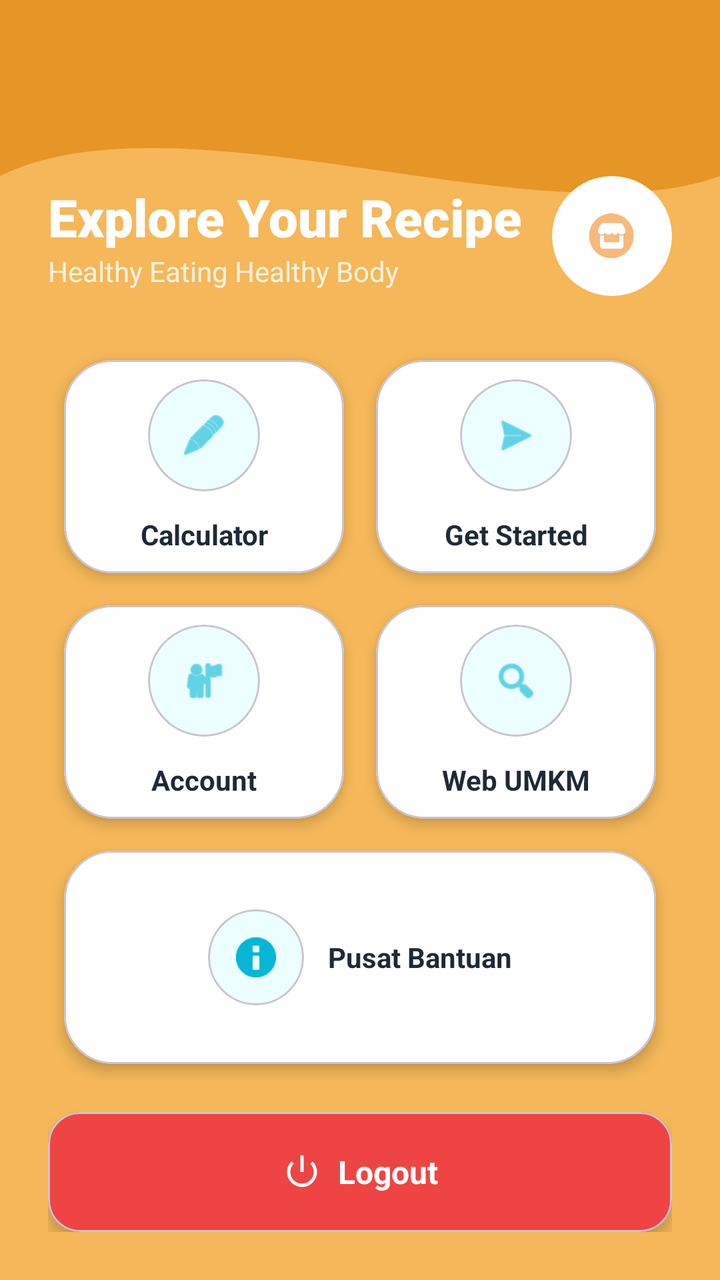
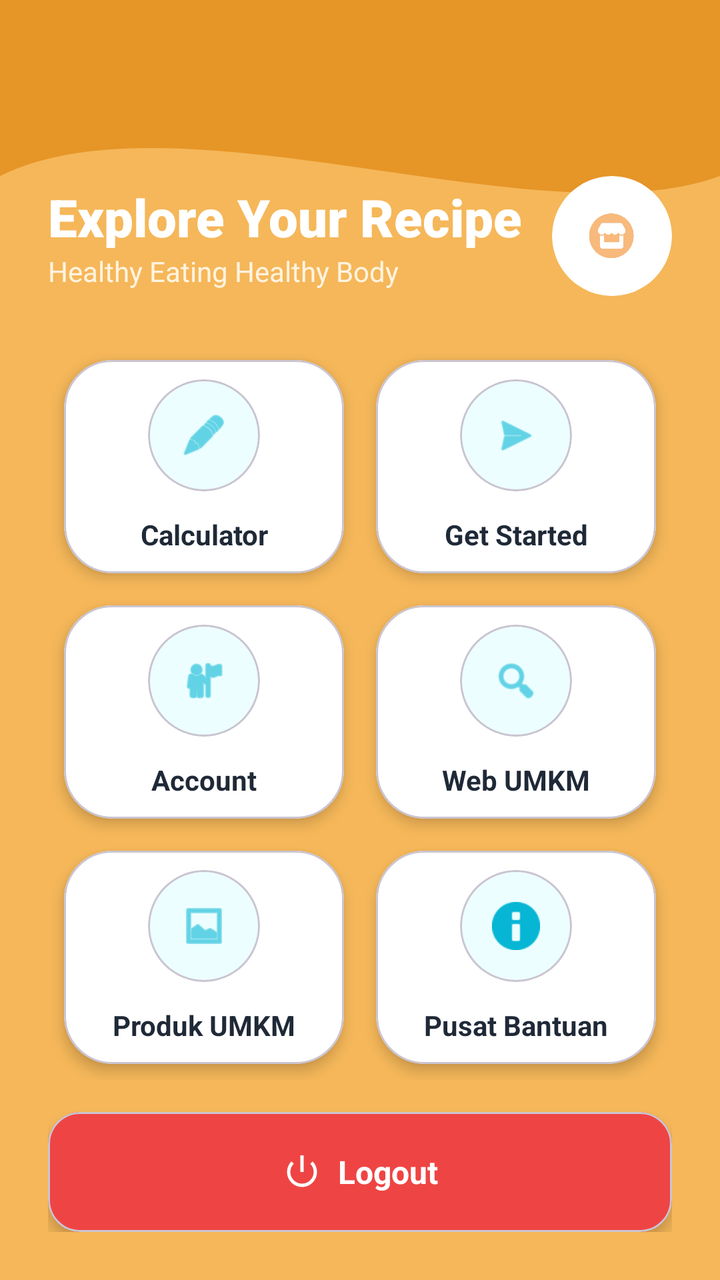

Two renders of the same Android screen: before a commit and after it. Below are the layout's source before the change and the commit's diff.
<!-- AndroidManifest.xml: application theme Theme.Rafifatom -->
<!-- res/layout/fragment_home.xml -->
<?xml version="1.0" encoding="utf-8"?>
<androidx.constraintlayout.widget.ConstraintLayout xmlns:android="http://schemas.android.com/apk/res/android"
    xmlns:app="http://schemas.android.com/apk/res-auto"
    android:layout_width="match_parent"
    android:layout_height="match_parent"
    android:background="#F5B759"> 

    
    <View
        android:id="@+id/background_header"
        android:layout_width="0dp"
        android:layout_height="220dp"
        android:background="@drawable/bg_header_wave"
        app:layout_constraintEnd_toEndOf="parent"
        app:layout_constraintStart_toStartOf="parent"
        app:layout_constraintTop_toTopOf="parent" />

    
    <androidx.appcompat.widget.Toolbar
        android:id="@+id/toolbar"
        android:layout_width="match_parent"
        android:layout_height="?attr/actionBarSize"
        android:background="@android:color/transparent"
        app:layout_constraintTop_toTopOf="parent"
        app:titleTextColor="@android:color/white" />

    
    
    <LinearLayout
        android:layout_width="match_parent"
        android:layout_height="0dp"
        android:orientation="vertical"
        android:padding="24dp"
        app:layout_constraintBottom_toBottomOf="parent"
        app:layout_constraintTop_toBottomOf="@+id/toolbar">

        
        <LinearLayout
            android:id="@+id/header"
            android:layout_width="match_parent"
            android:layout_height="wrap_content"
            android:orientation="horizontal"
            android:gravity="center_vertical"
            android:layout_marginBottom="24dp">

            <LinearLayout
                android:layout_width="0dp"
                android:layout_height="wrap_content"
                android:layout_weight="1"
                android:orientation="vertical">

                <TextView
                    android:layout_width="wrap_content"
                    android:layout_height="wrap_content"
                    android:text="Explore Your Recipe"
                    android:textColor="@color/white"
                    android:textSize="26sp"
                    android:textStyle="bold"
                    android:fontFamily="sans-serif-black" />

                <TextView
                    android:layout_width="wrap_content"
                    android:layout_height="wrap_content"
                    android:text="Healthy Eating Healthy Body"
                    android:textColor="#FFF3E0"
                    android:textSize="14sp" />
            </LinearLayout>

            <com.google.android.material.card.MaterialCardView
                android:layout_width="60dp"
                android:layout_height="60dp"
                app:cardCornerRadius="30dp"
                app:cardElevation="0dp"
                app:strokeWidth="2dp"
                app:strokeColor="#4DFFFFFF"
                app:cardBackgroundColor="#FFFFFF">
                <ImageView
                    android:layout_width="match_parent"
                    android:layout_height="match_parent"
                    android:src="@drawable/umkm"
                    android:padding="10dp"
                    android:scaleType="centerInside"/>
            </com.google.android.material.card.MaterialCardView>
        </LinearLayout>

        
        <GridLayout
            android:layout_width="match_parent"
            android:layout_height="0dp"
            android:layout_weight="1"
            android:columnCount="2"
            android:rowCount="3">

            
            <com.google.android.material.card.MaterialCardView
                android:id="@+id/btnMenuKalkulator"
                android:layout_width="0dp"
                android:layout_height="0dp"
                android:layout_columnWeight="1"
                android:layout_rowWeight="1"
                android:layout_margin="8dp"
                app:cardCornerRadius="24dp"
                app:cardElevation="4dp"
                app:cardBackgroundColor="#FFFFFF">

                <LinearLayout
                    android:layout_width="match_parent"
                    android:layout_height="match_parent"
                    android:gravity="center"
                    android:orientation="vertical">

                    <com.google.android.material.card.MaterialCardView
                        android:layout_width="56dp"
                        android:layout_height="56dp"
                        app:cardCornerRadius="28dp"
                        app:cardElevation="0dp"
                        app:cardBackgroundColor="#ECFEFF">
                        <ImageView
                            android:layout_width="24dp"
                            android:layout_height="24dp"
                            android:layout_gravity="center"
                            android:src="@android:drawable/ic_menu_edit"
                            app:tint="#06B6D4" />
                    </com.google.android.material.card.MaterialCardView>

                    <TextView
                        android:layout_width="match_parent"
                        android:layout_height="wrap_content"
                        android:text="Calculator"
                        android:layout_marginTop="12dp"
                        android:gravity="center"
                        android:textStyle="bold"
                        android:textSize="14sp"
                        android:textColor="#1F2937" />
                </LinearLayout>
            </com.google.android.material.card.MaterialCardView>

            
            <com.google.android.material.card.MaterialCardView
                android:id="@+id/btnMenuCustom1"
                android:layout_width="0dp"
                android:layout_height="0dp"
                android:layout_columnWeight="1"
                android:layout_rowWeight="1"
                android:layout_margin="8dp"
                app:cardCornerRadius="24dp"
                app:cardElevation="4dp"
                app:cardBackgroundColor="#FFFFFF">

                <LinearLayout
                    android:layout_width="match_parent"
                    android:layout_height="match_parent"
                    android:gravity="center"
                    android:orientation="vertical">

                    <com.google.android.material.card.MaterialCardView
                        android:layout_width="56dp"
                        android:layout_height="56dp"
                        app:cardCornerRadius="28dp"
                        app:cardElevation="0dp"
                        app:cardBackgroundColor="#ECFEFF">
                        <ImageView
                            android:layout_width="24dp"
                            android:layout_height="24dp"
                            android:layout_gravity="center"
                            android:src="@android:drawable/ic_menu_send"
                            app:tint="#06B6D4" />
                    </com.google.android.material.card.MaterialCardView>

                    <TextView
                        android:layout_width="match_parent"
                        android:layout_height="wrap_content"
                        android:text="Get Started"
                        android:layout_marginTop="12dp"
                        android:gravity="center"
                        android:textStyle="bold"
                        android:textSize="14sp"
                        android:textColor="#1F2937" />
                </LinearLayout>
            </com.google.android.material.card.MaterialCardView>

            
            <com.google.android.material.card.MaterialCardView
                android:id="@+id/btnMenuCustom2"
                android:layout_width="0dp"
                android:layout_height="0dp"
                android:layout_columnWeight="1"
                android:layout_rowWeight="1"
                android:layout_margin="8dp"
                app:cardCornerRadius="24dp"
                app:cardElevation="4dp"
                app:cardBackgroundColor="#FFFFFF">

                <LinearLayout
                    android:layout_width="match_parent"
                    android:layout_height="match_parent"
                    android:gravity="center"
                    android:orientation="vertical">

                    <com.google.android.material.card.MaterialCardView
                        android:layout_width="56dp"
                        android:layout_height="56dp"
                        app:cardCornerRadius="28dp"
                        app:cardElevation="0dp"
                        app:cardBackgroundColor="#ECFEFF">
                        <ImageView
                            android:layout_width="24dp"
                            android:layout_height="24dp"
                            android:layout_gravity="center"
                            android:src="@android:drawable/ic_menu_myplaces"
                            app:tint="#06B6D4" />
                    </com.google.android.material.card.MaterialCardView>

                    <TextView
                        android:layout_width="match_parent"
                        android:layout_height="wrap_content"
                        android:text="Account"
                        android:layout_marginTop="12dp"
                        android:gravity="center"
                        android:textStyle="bold"
                        android:textSize="14sp"
                        android:textColor="#1F2937" />
                </LinearLayout>
            </com.google.android.material.card.MaterialCardView>

            
            <com.google.android.material.card.MaterialCardView
                android:id="@+id/btnMenuBinaDesa"
                android:layout_width="0dp"
                android:layout_height="0dp"
                android:layout_columnWeight="1"
                android:layout_rowWeight="1"
                android:layout_margin="8dp"
                app:cardCornerRadius="24dp"
                app:cardElevation="4dp"
                app:cardBackgroundColor="#FFFFFF">

                <LinearLayout
                    android:layout_width="match_parent"
                    android:layout_height="match_parent"
                    android:gravity="center"
                    android:orientation="vertical">

                    <com.google.android.material.card.MaterialCardView
                        android:layout_width="56dp"
                        android:layout_height="56dp"
                        app:cardCornerRadius="28dp"
                        app:cardElevation="0dp"
                        app:cardBackgroundColor="#ECFEFF">
                        <ImageView
                            android:layout_width="24dp"
                            android:layout_height="24dp"
                            android:layout_gravity="center"
                            android:src="@android:drawable/ic_menu_search"
                            app:tint="#06B6D4" />
                    </com.google.android.material.card.MaterialCardView>

                    <TextView
                        android:layout_width="match_parent"
                        android:layout_height="wrap_content"
                        android:text="Web UMKM"
                        android:layout_marginTop="12dp"
                        android:gravity="center"
                        android:textStyle="bold"
                        android:textSize="14sp"
                        android:textColor="#1F2937" />
                </LinearLayout>
            </com.google.android.material.card.MaterialCardView>

            
            <com.google.android.material.card.MaterialCardView
                android:id="@+id/btnMenuBantuan"
                android:layout_width="0dp"
                android:layout_height="0dp"
                android:layout_columnWeight="1"
                android:layout_rowWeight="1"
                android:layout_columnSpan="2"
                android:layout_margin="8dp"
                app:cardCornerRadius="24dp"
                app:cardElevation="4dp"
                app:cardBackgroundColor="#FFFFFF">

                <LinearLayout
                    android:layout_width="match_parent"
                    android:layout_height="match_parent"
                    android:gravity="center"
                    android:orientation="horizontal">

                    <com.google.android.material.card.MaterialCardView
                        android:layout_width="48dp"
                        android:layout_height="48dp"
                        app:cardCornerRadius="24dp"
                        app:cardElevation="0dp"
                        android:layout_marginEnd="12dp"
                        app:cardBackgroundColor="#ECFEFF">
                        <ImageView
                            android:layout_width="20dp"
                            android:layout_height="20dp"
                            android:layout_gravity="center"
                            android:src="@android:drawable/ic_dialog_info"
                            app:tint="#06B6D4" />
                    </com.google.android.material.card.MaterialCardView>

                    <TextView
                        android:layout_width="wrap_content"
                        android:layout_height="wrap_content"
                        android:text="Pusat Bantuan"
                        android:textStyle="bold"
                        android:textSize="14sp"
                        android:textColor="#1F2937" />
                </LinearLayout>
            </com.google.android.material.card.MaterialCardView>

        </GridLayout>

        
        <com.google.android.material.card.MaterialCardView
            android:id="@+id/btnLogout"
            android:layout_width="match_parent"
            android:layout_height="60dp"
            android:layout_marginTop="16dp"
            app:cardCornerRadius="16dp"
            app:cardElevation="4dp"
            app:cardBackgroundColor="#EF4444">

            <LinearLayout
                android:layout_width="match_parent"
                android:layout_height="match_parent"
                android:gravity="center"
                android:orientation="horizontal">

                <ImageView
                    android:layout_width="20dp"
                    android:layout_height="20dp"
                    android:layout_marginEnd="8dp"
                    android:src="@android:drawable/ic_lock_power_off"
                    app:tint="@color/white" />

                <TextView
                    android:layout_width="wrap_content"
                    android:layout_height="wrap_content"
                    android:text="Logout"
                    android:textStyle="bold"
                    android:textSize="16sp"
                    android:textColor="@color/white" />
            </LinearLayout>
        </com.google.android.material.card.MaterialCardView>

    </LinearLayout>

</androidx.constraintlayout.widget.ConstraintLayout>
<!-- resources referenced by this layout -->
<resources>
  <color name="white">#FFFFFFFF</color>
  <!-- drawable bg_header_wave (drawable) -->
  <?xml version="1.0" encoding="utf-8"?>
  <vector xmlns:android="http://schemas.android.com/apk/res/android"
      android:width="100dp"
      android:height="100dp"
      android:viewportWidth="100"
      android:viewportHeight="100">
  
      
      <path
          android:fillColor="#E69527"
          android:pathData="
              M0,0
              L100,0
              L100,40
              C 75,55
                25,20
                0,40
              Z" />
  </vector>
  <!-- drawable umkm: png bitmap (drawable, 61533 bytes) -->
  <style name="Theme.Rafifatom" parent="Base.Theme.Rafifatom" />
  <style name="Base.Theme.Rafifatom" parent="Theme.Material3.DayNight.NoActionBar">
          
          
      </style>
</resources>

<!-- the commit's change to res/layout/fragment_home.xml (unified diff, before → after) -->
@@ -3,19 +3,15 @@
     xmlns:app="http://schemas.android.com/apk/res-auto"
     android:layout_width="match_parent"
     android:layout_height="match_parent"
-    android:background="#F5B759"> 
-
-    
-    <View
-        android:id="@+id/background_header"
-        android:layout_width="0dp"
-        android:layout_height="220dp"
-        android:background="@drawable/bg_header_wave"
-        app:layout_constraintEnd_toEndOf="parent"
-        app:layout_constraintStart_toStartOf="parent"
-        app:layout_constraintTop_toTopOf="parent" />
-
-    
+    android:background="#F5B759"> <View
+    android:id="@+id/background_header"
+    android:layout_width="0dp"
+    android:layout_height="220dp"
+    android:background="@drawable/bg_header_wave"
+    app:layout_constraintEnd_toEndOf="parent"
+    app:layout_constraintStart_toStartOf="parent"
+    app:layout_constraintTop_toTopOf="parent" />
+
     <androidx.appcompat.widget.Toolbar
         android:id="@+id/toolbar"
         android:layout_width="match_parent"
@@ -24,8 +20,6 @@
         app:layout_constraintTop_toTopOf="parent"
         app:titleTextColor="@android:color/white" />
 
-    
-    
     <LinearLayout
         android:layout_width="match_parent"
         android:layout_height="0dp"
@@ -34,7 +28,6 @@
         app:layout_constraintBottom_toBottomOf="parent"
         app:layout_constraintTop_toBottomOf="@+id/toolbar">
 
-        
         <LinearLayout
             android:id="@+id/header"
             android:layout_width="match_parent"
@@ -83,7 +76,6 @@
             </com.google.android.material.card.MaterialCardView>
         </LinearLayout>
 
-        
         <GridLayout
             android:layout_width="match_parent"
             android:layout_height="0dp"
@@ -91,7 +83,6 @@
             android:columnCount="2"
             android:rowCount="3">
 
-            
             <com.google.android.material.card.MaterialCardView
                 android:id="@+id/btnMenuKalkulator"
                 android:layout_width="0dp"
@@ -135,7 +126,6 @@
                 </LinearLayout>
             </com.google.android.material.card.MaterialCardView>
 
-            
             <com.google.android.material.card.MaterialCardView
                 android:id="@+id/btnMenuCustom1"
                 android:layout_width="0dp"
@@ -179,7 +169,6 @@
                 </LinearLayout>
             </com.google.android.material.card.MaterialCardView>
 
-            
             <com.google.android.material.card.MaterialCardView
                 android:id="@+id/btnMenuCustom2"
                 android:layout_width="0dp"
@@ -223,7 +212,6 @@
                 </LinearLayout>
             </com.google.android.material.card.MaterialCardView>
 
-            
             <com.google.android.material.card.MaterialCardView
                 android:id="@+id/btnMenuBinaDesa"
                 android:layout_width="0dp"
@@ -267,44 +255,86 @@
                 </LinearLayout>
             </com.google.android.material.card.MaterialCardView>
 
-            
+            <com.google.android.material.card.MaterialCardView
+                android:id="@+id/btnMenuProdukUmkm"
+                android:layout_width="0dp"
+                android:layout_height="0dp"
+                android:layout_columnWeight="1"
+                android:layout_rowWeight="1"
+                android:layout_margin="8dp"
+                app:cardCornerRadius="24dp"
+                app:cardElevation="4dp"
+                app:cardBackgroundColor="#FFFFFF">
+
+                <LinearLayout
+                    android:layout_width="match_parent"
+                    android:layout_height="match_parent"
+                    android:gravity="center"
+                    android:orientation="vertical">
+
+                    <com.google.android.material.card.MaterialCardView
+                        android:layout_width="56dp"
+                        android:layout_height="56dp"
+                        app:cardCornerRadius="28dp"
+                        app:cardElevation="0dp"
+                        app:cardBackgroundColor="#ECFEFF">
+                        <ImageView
+                            android:layout_width="24dp"
+                            android:layout_height="24dp"
+                            android:layout_gravity="center"
+                            android:src="@android:drawable/ic_menu_gallery"
+                            app:tint="#06B6D4" />
+                    </com.google.android.material.card.MaterialCardView>
+
+                    <TextView
+                        android:layout_width="match_parent"
+                        android:layout_height="wrap_content"
+                        android:text="Produk UMKM"
+                        android:layout_marginTop="12dp"
+                        android:gravity="center"
+                        android:textStyle="bold"
+                        android:textSize="14sp"
+                        android:textColor="#1F2937" />
+                </LinearLayout>
+            </com.google.android.material.card.MaterialCardView>
+
             <com.google.android.material.card.MaterialCardView
                 android:id="@+id/btnMenuBantuan"
                 android:layout_width="0dp"
                 android:layout_height="0dp"
                 android:layout_columnWeight="1"
                 android:layout_rowWeight="1"
-                android:layout_columnSpan="2"
-                android:layout_margin="8dp"
-                app:cardCornerRadius="24dp"
-                app:cardElevation="4dp"
-                app:cardBackgroundColor="#FFFFFF">
-
-                <LinearLayout
-                    android:layout_width="match_parent"
-                    android:layout_height="match_parent"
-                    android:gravity="center"
-                    android:orientation="horizontal">
-
-                    <com.google.android.material.card.MaterialCardView
-                        android:layout_width="48dp"
-                        android:layout_height="48dp"
-                        app:cardCornerRadius="24dp"
-                        app:cardElevation="0dp"
-                        android:layout_marginEnd="12dp"
-                        app:cardBackgroundColor="#ECFEFF">
-                        <ImageView
-                            android:layout_width="20dp"
-                            android:layout_height="20dp"
+                android:layout_margin="8dp"
+                app:cardCornerRadius="24dp"
+                app:cardElevation="4dp"
+                app:cardBackgroundColor="#FFFFFF">
+
+                <LinearLayout
+                    android:layout_width="match_parent"
+                    android:layout_height="match_parent"
+                    android:gravity="center"
+                    android:orientation="vertical">
+
+                    <com.google.android.material.card.MaterialCardView
+                        android:layout_width="56dp"
+                        android:layout_height="56dp"
+                        app:cardCornerRadius="28dp"
+                        app:cardElevation="0dp"
+                        app:cardBackgroundColor="#ECFEFF">
+                        <ImageView
+                            android:layout_width="24dp"
+                            android:layout_height="24dp"
                             android:layout_gravity="center"
                             android:src="@android:drawable/ic_dialog_info"
                             app:tint="#06B6D4" />
                     </com.google.android.material.card.MaterialCardView>
 
                     <TextView
-                        android:layout_width="wrap_content"
+                        android:layout_width="match_parent"
                         android:layout_height="wrap_content"
                         android:text="Pusat Bantuan"
+                        android:layout_marginTop="12dp"
+                        android:gravity="center"
                         android:textStyle="bold"
                         android:textSize="14sp"
                         android:textColor="#1F2937" />
@@ -313,7 +343,6 @@
 
         </GridLayout>
 
-        
         <com.google.android.material.card.MaterialCardView
             android:id="@+id/btnLogout"
             android:layout_width="match_parent"
